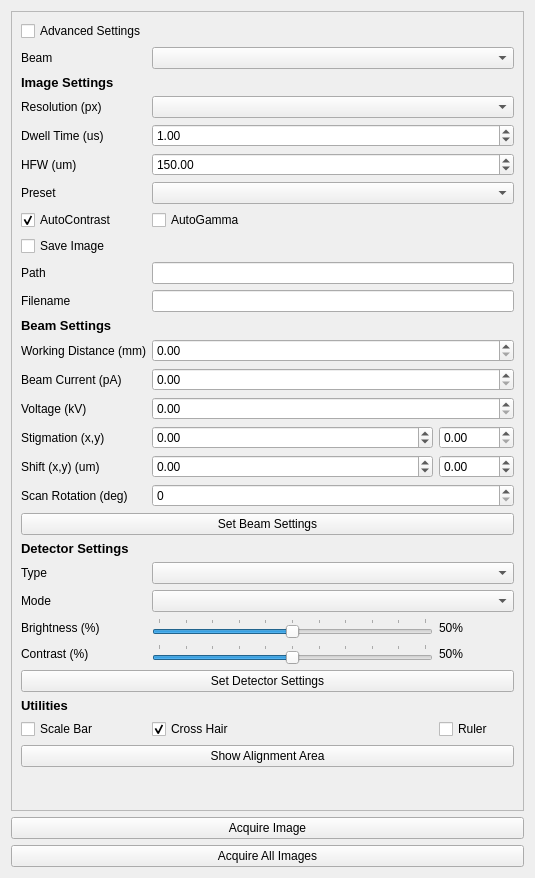
Above: fibsem/ui/qtdesigner_files/ImageSettingsWidget.ui from DeMarcoLab/fibsem before the change. Below: the same form after it.
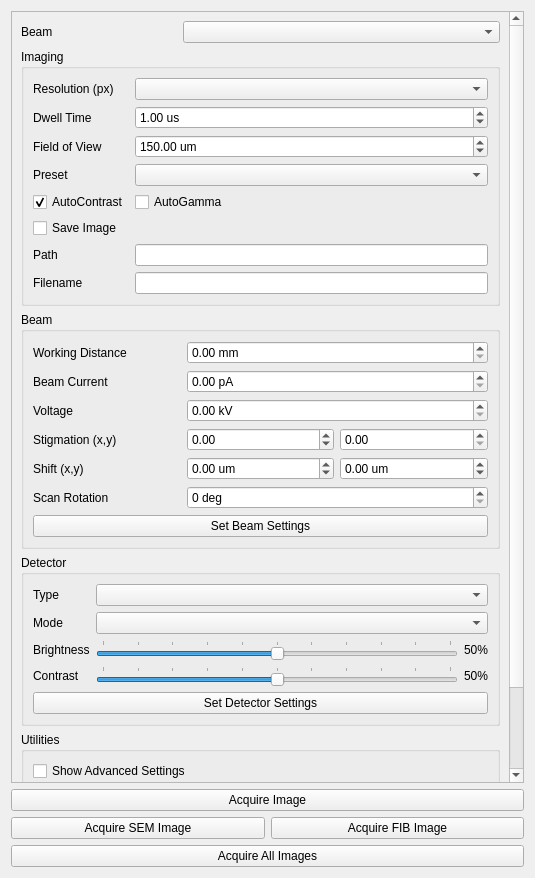
That is the form after the change.

Commit message: [refactor] split acquisition button

```diff
--- a/fibsem/ui/qtdesigner_files/ImageSettingsWidget.ui
+++ b/fibsem/ui/qtdesigner_files/ImageSettingsWidget.ui
@@ -14,7 +14,7 @@
    <string>Form</string>
   </property>
   <layout class="QGridLayout" name="gridLayout">
-   <item row="30" column="0" colspan="2">
+   <item row="31" column="0" colspan="2">
     <widget class="QPushButton" name="pushButton_take_all_images">
      <property name="text">
       <string>Acquire All Images</string>
@@ -38,21 +38,20 @@
         <x>0</x>
         <y>0</y>
         <width>501</width>
-        <height>841</height>
+        <height>951</height>
        </rect>
       </property>
       <layout class="QGridLayout" name="gridLayout_2">
-       <item row="6" column="1" colspan="2">
-        <widget class="QComboBox" name="comboBox_presets"/>
+       <item row="1" column="1" colspan="2">
+        <widget class="QComboBox" name="selected_beam"/>
        </item>
-       <item row="34" column="1" colspan="2">
-        <widget class="QLabel" name="ion_ruler_label">
-         <property name="text">
-          <string/>
+       <item row="33" column="0" colspan="3">
+        <widget class="QGroupBox" name="groupBox_utilities">
+         <property name="title">
+          <string>Utilities</string>
          </property>
-        </widget>
-       </item>
-       <item row="35" column="1">
+         <layout class="QGridLayout" name="gridLayout_6">
+          <item row="1" column="1">
         <widget class="QCheckBox" name="crosshair_checkbox">
          <property name="text">
           <string>Cross Hair</string>
@@ -62,73 +61,164 @@
          </property>
         </widget>
        </item>
-       <item row="30" column="1">
-        <widget class="QSlider" name="detector_brightness_slider">
+          <item row="1" column="2">
+           <widget class="QCheckBox" name="ion_ruler_checkBox">
+            <property name="text">
+             <string>Ruler </string>
+            </property>
+           </widget>
+          </item>
+          <item row="1" column="0">
+           <widget class="QCheckBox" name="scalebar_checkbox">
+            <property name="text">
+             <string>Scale Bar</string>
+            </property>
+           </widget>
+          </item>
+          <item row="2" column="0" colspan="3">
+           <widget class="QLabel" name="ion_ruler_label">
+            <property name="text">
+             <string/>
+            </property>
+           </widget>
+          </item>
+          <item row="3" column="0" colspan="3">
+           <widget class="QPushButton" name="pushButton_show_alignment_area">
+            <property name="text">
+             <string>Show Alignment Area</string>
+            </property>
+           </widget>
+          </item>
+          <item row="0" column="0" colspan="2">
+           <widget class="QCheckBox" name="checkBox_advanced_settings">
+            <property name="text">
+             <string>Show Advanced Settings</string>
+            </property>
+           </widget>
+          </item>
+         </layout>
+        </widget>
+       </item>
+       <item row="2" column="0" colspan="3">
+        <widget class="QGroupBox" name="groupBox_imaging">
+         <property name="title">
+          <string>Imaging</string>
+         </property>
+         <layout class="QGridLayout" name="gridLayout_3">
+          <item row="0" column="1">
+           <widget class="QComboBox" name="comboBox_image_resolution"/>
+          </item>
+          <item row="1" column="1">
+           <widget class="QDoubleSpinBox" name="doubleSpinBox_image_dwell_time">
+            <property name="suffix">
+             <string> us</string>
+            </property>
          <property name="maximum">
-          <number>100</number>
-         </property>
-         <property name="sliderPosition">
-          <number>50</number>
-         </property>
-         <property name="orientation">
-          <enum>Qt::Horizontal</enum>
-         </property>
-         <property name="invertedAppearance">
-          <bool>false</bool>
-         </property>
-         <property name="tickPosition">
-          <enum>QSlider::TicksAbove</enum>
-         </property>
-         <property name="tickInterval">
-          <number>10</number>
+             <double>10000000000000.000000000000000</double>
+            </property>
+            <property name="singleStep">
+             <double>0.010000000000000</double>
+            </property>
+            <property name="value">
+             <double>1.000000000000000</double>
          </property>
         </widget>
        </item>
-       <item row="12" column="1" colspan="2">
-        <widget class="QLineEdit" name="lineEdit_image_label"/>
-       </item>
-       <item row="5" column="1" colspan="2">
+          <item row="2" column="1">
         <widget class="QDoubleSpinBox" name="doubleSpinBox_image_hfw">
+            <property name="suffix">
+             <string> um</string>
+            </property>
          <property name="maximum">
           <double>100000000.000000000000000</double>
          </property>
          <property name="singleStep">
-          <double>0.100000000000000</double>
+             <double>1.000000000000000</double>
          </property>
          <property name="value">
           <double>150.000000000000000</double>
          </property>
         </widget>
        </item>
-       <item row="26" column="0" colspan="3">
-        <widget class="QPushButton" name="button_set_beam_settings">
+          <item row="3" column="0">
+           <widget class="QLabel" name="label_presets">
          <property name="text">
-          <string>Set Beam Settings</string>
+             <string>Preset</string>
          </property>
         </widget>
        </item>
-       <item row="25" column="1" colspan="2">
-        <widget class="QSpinBox" name="spinBox_beam_scan_rotation">
-         <property name="maximum">
-          <number>360</number>
-         </property>
-        </widget>
-       </item>
-       <item row="7" column="1">
+          <item row="4" column="1">
         <widget class="QCheckBox" name="checkBox_image_use_autogamma">
          <property name="text">
           <string>AutoGamma</string>
          </property>
         </widget>
        </item>
+          <item row="2" column="0">
+           <widget class="QLabel" name="label_image_hfw">
+            <property name="text">
+             <string>Field of View</string>
+            </property>
+           </widget>
+          </item>
+          <item row="4" column="0">
+           <widget class="QCheckBox" name="checkBox_image_use_autocontrast">
+            <property name="text">
+             <string>AutoContrast</string>
+            </property>
+            <property name="checked">
+             <bool>true</bool>
+            </property>
+           </widget>
+          </item>
+          <item row="6" column="0">
+           <widget class="QLabel" name="label_image_save_path">
+            <property name="text">
+             <string>Path</string>
+            </property>
+           </widget>
+          </item>
+          <item row="3" column="1">
+           <widget class="QComboBox" name="comboBox_presets"/>
+          </item>
+          <item row="0" column="0">
+           <widget class="QLabel" name="label_image_resolution">
+            <property name="text">
+             <string>Resolution (px)</string>
+            </property>
+           </widget>
+          </item>
        <item row="1" column="0">
-        <widget class="QLabel" name="label_beam_type">
+           <widget class="QLabel" name="label_image_dwell_time">
          <property name="text">
-          <string>Beam</string>
+             <string>Dwell Time</string>
          </property>
         </widget>
        </item>
-       <item row="37" column="0" colspan="2">
+          <item row="6" column="1">
+           <widget class="QLineEdit" name="lineEdit_image_path"/>
+          </item>
+          <item row="7" column="0">
+           <widget class="QLabel" name="label_image_label">
+            <property name="text">
+             <string>Filename</string>
+            </property>
+           </widget>
+          </item>
+          <item row="7" column="1">
+           <widget class="QLineEdit" name="lineEdit_image_label"/>
+          </item>
+          <item row="5" column="0" colspan="2">
+           <widget class="QCheckBox" name="checkBox_image_save_image">
+            <property name="text">
+             <string>Save Image</string>
+            </property>
+           </widget>
+          </item>
+         </layout>
+        </widget>
+       </item>
+       <item row="36" column="0" colspan="2">
         <spacer name="verticalSpacer">
          <property name="orientation">
           <enum>Qt::Vertical</enum>
@@ -141,344 +231,273 @@
          </property>
         </spacer>
        </item>
-       <item row="4" column="0">
-        <widget class="QLabel" name="label_image_dwell_time">
+       <item row="1" column="0">
+        <widget class="QLabel" name="label_beam_type">
          <property name="text">
-          <string>Dwell Time (us)</string>
+          <string>Beam</string>
          </property>
         </widget>
        </item>
-       <item row="19" column="0" colspan="3">
-        <widget class="QLabel" name="label_beam_header">
-         <property name="font">
-          <font>
-           <pointsize>10</pointsize>
-           <weight>75</weight>
-           <bold>true</bold>
-          </font>
+       <item row="4" column="0" colspan="3">
+        <widget class="QGroupBox" name="groupBox_detector">
+         <property name="title">
+          <string>Detector</string>
          </property>
-         <property name="text">
-          <string>Beam Settings</string>
-         </property>
-        </widget>
-       </item>
-       <item row="34" column="0">
-        <widget class="QLabel" name="label_utils_header">
-         <property name="font">
-          <font>
-           <pointsize>10</pointsize>
-           <weight>75</weight>
-           <bold>true</bold>
-          </font>
-         </property>
-         <property name="text">
-          <string>Utilities</string>
-         </property>
-        </widget>
-       </item>
-       <item row="5" column="0">
-        <widget class="QLabel" name="label_image_hfw">
-         <property name="text">
-          <string>HFW (um)</string>
-         </property>
-        </widget>
-       </item>
-       <item row="30" column="2">
-        <widget class="QLabel" name="detector_brightness_label">
+         <layout class="QGridLayout" name="gridLayout_5">
+          <item row="3" column="2">
+           <widget class="QLabel" name="detector_contrast_label">
          <property name="text">
           <string>50%</string>
          </property>
         </widget>
        </item>
-       <item row="29" column="1" colspan="2">
+          <item row="0" column="0">
+           <widget class="QLabel" name="label_detector_type">
+            <property name="text">
+             <string>Type</string>
+            </property>
+           </widget>
+          </item>
+          <item row="2" column="1">
+           <widget class="QSlider" name="detector_brightness_slider">
+            <property name="maximum">
+             <number>100</number>
+            </property>
+            <property name="sliderPosition">
+             <number>50</number>
+            </property>
+            <property name="orientation">
+             <enum>Qt::Horizontal</enum>
+            </property>
+            <property name="invertedAppearance">
+             <bool>false</bool>
+            </property>
+            <property name="tickPosition">
+             <enum>QSlider::TicksAbove</enum>
+            </property>
+            <property name="tickInterval">
+             <number>10</number>
+            </property>
+           </widget>
+          </item>
+          <item row="1" column="1" colspan="2">
         <widget class="QComboBox" name="detector_mode_combobox"/>
        </item>
-       <item row="2" column="0" colspan="3">
-        <widget class="QLabel" name="label_title">
-         <property name="font">
-          <font>
-           <pointsize>10</pointsize>
-           <weight>75</weight>
-           <bold>true</bold>
-          </font>
-         </property>
+          <item row="2" column="2">
+           <widget class="QLabel" name="detector_brightness_label">
+            <property name="text">
+             <string>50%</string>
+            </property>
+           </widget>
+          </item>
+          <item row="0" column="1" colspan="2">
+           <widget class="QComboBox" name="detector_type_combobox"/>
+          </item>
+          <item row="2" column="0">
+           <widget class="QLabel" name="label_detector_brightness">
          <property name="text">
-          <string>Image Settings</string>
+             <string>Brightness</string>
          </property>
         </widget>
        </item>
-       <item row="4" column="1" colspan="2">
-        <widget class="QDoubleSpinBox" name="doubleSpinBox_image_dwell_time">
+          <item row="3" column="1">
+           <widget class="QSlider" name="detector_contrast_slider">
          <property name="maximum">
-          <double>10000000000000.000000000000000</double>
-         </property>
-         <property name="singleStep">
-          <double>0.010000000000000</double>
-         </property>
-         <property name="value">
-          <double>1.000000000000000</double>
-         </property>
-        </widget>
-       </item>
-       <item row="11" column="1" colspan="2">
-        <widget class="QLineEdit" name="lineEdit_image_path"/>
-       </item>
-       <item row="25" column="0">
-        <widget class="QLabel" name="label_beam_scan_rotation">
+             <number>100</number>
+            </property>
+            <property name="sliderPosition">
+             <number>50</number>
+            </property>
+            <property name="orientation">
+             <enum>Qt::Horizontal</enum>
+            </property>
+            <property name="tickPosition">
+             <enum>QSlider::TicksAbove</enum>
+            </property>
+            <property name="tickInterval">
+             <number>10</number>
+            </property>
+           </widget>
+          </item>
+          <item row="3" column="0">
+           <widget class="QLabel" name="label_detector_contrast">
          <property name="text">
-          <string>Scan Rotation (deg)</string>
+             <string>Contrast</string>
          </property>
         </widget>
        </item>
-       <item row="24" column="1">
-        <widget class="QDoubleSpinBox" name="shift_x">
-         <property name="minimum">
-          <double>-1000.000000000000000</double>
-         </property>
-         <property name="maximum">
-          <double>1000.000000000000000</double>
-         </property>
-        </widget>
-       </item>
-       <item row="29" column="0">
+          <item row="1" column="0">
         <widget class="QLabel" name="label_detector_mode">
          <property name="text">
           <string>Mode</string>
          </property>
         </widget>
        </item>
-       <item row="28" column="0">
-        <widget class="QLabel" name="label_detector_type">
+          <item row="4" column="0" colspan="3">
+           <widget class="QPushButton" name="set_detector_button">
          <property name="text">
-          <string>Type</string>
+             <string>Set Detector Settings</string>
          </property>
         </widget>
        </item>
-       <item row="24" column="0">
-        <widget class="QLabel" name="label_shift">
-         <property name="text">
-          <string>Shift (x,y) (um)</string>
-         </property>
+         </layout>
         </widget>
        </item>
-       <item row="23" column="2">
+       <item row="3" column="0" colspan="3">
+        <widget class="QGroupBox" name="groupBox_beam">
+         <property name="title">
+          <string>Beam</string>
+         </property>
+         <layout class="QGridLayout" name="gridLayout_4">
+          <item row="3" column="2">
         <widget class="QDoubleSpinBox" name="stigmation_y">
          <property name="maximum">
           <double>1000.000000000000000</double>
          </property>
-        </widget>
-       </item>
-       <item row="12" column="0">
-        <widget class="QLabel" name="label_image_label">
-         <property name="text">
-          <string>Filename</string>
+            <property name="singleStep">
+             <double>0.010000000000000</double>
          </property>
         </widget>
        </item>
-       <item row="20" column="1" colspan="2">
-        <widget class="QDoubleSpinBox" name="working_distance">
+          <item row="5" column="1" colspan="2">
+           <widget class="QSpinBox" name="spinBox_beam_scan_rotation">
+            <property name="suffix">
+             <string> deg</string>
+            </property>
          <property name="maximum">
-          <double>1000.000000000000000</double>
+             <number>360</number>
          </property>
         </widget>
        </item>
-       <item row="31" column="2">
-        <widget class="QLabel" name="detector_contrast_label">
-         <property name="text">
-          <string>50%</string>
-         </property>
-        </widget>
-       </item>
-       <item row="31" column="0">
-        <widget class="QLabel" name="label_detector_contrast">
-         <property name="text">
-          <string>Contrast (%)</string>
-         </property>
-        </widget>
-       </item>
-       <item row="35" column="0">
-        <widget class="QCheckBox" name="scalebar_checkbox">
-         <property name="text">
-          <string>Scale Bar</string>
-         </property>
-        </widget>
-       </item>
-       <item row="21" column="0">
-        <widget class="QLabel" name="label_beam_current">
-         <property name="text">
-          <string>Beam Current (pA)</string>
-         </property>
-        </widget>
-       </item>
-       <item row="7" column="0">
-        <widget class="QCheckBox" name="checkBox_image_use_autocontrast">
-         <property name="text">
-          <string>AutoContrast</string>
-         </property>
-         <property name="checked">
-          <bool>true</bool>
-         </property>
-        </widget>
-       </item>
-       <item row="24" column="2">
-        <widget class="QDoubleSpinBox" name="shift_y">
+          <item row="3" column="1">
+           <widget class="QDoubleSpinBox" name="stigmation_x">
          <property name="minimum">
           <double>-1000.000000000000000</double>
          </property>
          <property name="maximum">
           <double>1000.000000000000000</double>
          </property>
-        </widget>
-       </item>
-       <item row="23" column="0">
-        <widget class="QLabel" name="label_stigmation">
-         <property name="text">
-          <string>Stigmation (x,y)</string>
+            <property name="singleStep">
+             <double>0.010000000000000</double>
          </property>
         </widget>
        </item>
-       <item row="22" column="0">
+          <item row="2" column="0">
         <widget class="QLabel" name="label_beam_voltage">
          <property name="text">
-          <string>Voltage (kV)</string>
+             <string>Voltage</string>
          </property>
         </widget>
        </item>
-       <item row="20" column="0">
+          <item row="0" column="0">
         <widget class="QLabel" name="label_beam_working_distance">
          <property name="text">
-          <string>Working Distance (mm)</string>
+             <string>Working Distance</string>
          </property>
         </widget>
        </item>
-       <item row="31" column="1">
-        <widget class="QSlider" name="detector_contrast_slider">
+          <item row="0" column="1" colspan="2">
+           <widget class="QDoubleSpinBox" name="working_distance">
+            <property name="suffix">
+             <string> mm</string>
+            </property>
          <property name="maximum">
-          <number>100</number>
-         </property>
-         <property name="sliderPosition">
-          <number>50</number>
-         </property>
-         <property name="orientation">
-          <enum>Qt::Horizontal</enum>
-         </property>
-         <property name="tickPosition">
-          <enum>QSlider::TicksAbove</enum>
-         </property>
-         <property name="tickInterval">
-          <number>10</number>
-         </property>
-        </widget>
-       </item>
-       <item row="27" column="0" colspan="3">
-        <widget class="QLabel" name="label_detector_header">
-         <property name="font">
-          <font>
-           <pointsize>10</pointsize>
-           <weight>75</weight>
-           <bold>true</bold>
-          </font>
-         </property>
-         <property name="text">
-          <string>Detector Settings</string>
-         </property>
-        </widget>
-       </item>
-       <item row="35" column="2">
-        <widget class="QCheckBox" name="ion_ruler_checkBox">
-         <property name="text">
-          <string>Ruler </string>
-         </property>
-        </widget>
-       </item>
-       <item row="32" column="0" colspan="3">
-        <widget class="QPushButton" name="set_detector_button">
-         <property name="text">
-          <string>Set Detector Settings</string>
-         </property>
-        </widget>
-       </item>
-       <item row="1" column="1" colspan="2">
-        <widget class="QComboBox" name="selected_beam"/>
-       </item>
-       <item row="11" column="0">
-        <widget class="QLabel" name="label_image_save_path">
-         <property name="text">
-          <string>Path</string>
-         </property>
-        </widget>
-       </item>
-       <item row="28" column="1" colspan="2">
-        <widget class="QComboBox" name="detector_type_combobox"/>
-       </item>
-       <item row="3" column="0">
-        <widget class="QLabel" name="label_image_resolution">
-         <property name="text">
-          <string>Resolution (px)</string>
-         </property>
-        </widget>
-       </item>
-       <item row="22" column="1" colspan="2">
+             <double>1000.000000000000000</double>
+            </property>
+            <property name="singleStep">
+             <double>0.010000000000000</double>
+            </property>
+           </widget>
+          </item>
+          <item row="2" column="1" colspan="2">
         <widget class="QDoubleSpinBox" name="beam_voltage">
+            <property name="suffix">
+             <string> kV</string>
+            </property>
          <property name="maximum">
           <double>100000.000000000000000</double>
          </property>
         </widget>
        </item>
-       <item row="6" column="0">
-        <widget class="QLabel" name="label_presets">
+          <item row="4" column="2">
+           <widget class="QDoubleSpinBox" name="shift_y">
+            <property name="suffix">
+             <string> um</string>
+            </property>
+            <property name="minimum">
+             <double>-1000.000000000000000</double>
+            </property>
+            <property name="maximum">
+             <double>1000.000000000000000</double>
+            </property>
+            <property name="singleStep">
+             <double>0.010000000000000</double>
+            </property>
+           </widget>
+          </item>
+          <item row="5" column="0">
+           <widget class="QLabel" name="label_beam_scan_rotation">
          <property name="text">
-          <string>Preset</string>
+             <string>Scan Rotation</string>
          </property>
         </widget>
        </item>
-       <item row="9" column="0" colspan="3">
-        <widget class="QCheckBox" name="checkBox_image_save_image">
+          <item row="1" column="0">
+           <widget class="QLabel" name="label_beam_current">
          <property name="text">
-          <string>Save Image</string>
+             <string>Beam Current</string>
          </property>
         </widget>
        </item>
-       <item row="21" column="1" colspan="2">
+          <item row="4" column="0">
+           <widget class="QLabel" name="label_shift">
+            <property name="text">
+             <string>Shift (x,y)</string>
+            </property>
+           </widget>
+          </item>
+          <item row="4" column="1">
+           <widget class="QDoubleSpinBox" name="shift_x">
+            <property name="suffix">
+             <string> um</string>
+            </property>
+            <property name="minimum">
+             <double>-1000.000000000000000</double>
+            </property>
+            <property name="maximum">
+             <double>1000.000000000000000</double>
+            </property>
+            <property name="singleStep">
+             <double>0.010000000000000</double>
+            </property>
+           </widget>
+          </item>
+          <item row="1" column="1" colspan="2">
         <widget class="QDoubleSpinBox" name="beam_current">
-         <property name="maximum">
-          <double>1000.000000000000000</double>
-         </property>
-        </widget>
-       </item>
-       <item row="0" column="0" colspan="2">
-        <widget class="QCheckBox" name="checkBox_advanced_settings">
-         <property name="text">
-          <string>Advanced Settings</string>
-         </property>
-        </widget>
-       </item>
-       <item row="23" column="1">
-        <widget class="QDoubleSpinBox" name="stigmation_x">
-         <property name="minimum">
-          <double>-1000.000000000000000</double>
-         </property>
+            <property name="suffix">
+             <string> pA</string>
+            </property>
          <property name="maximum">
           <double>1000.000000000000000</double>
          </property>
         </widget>
        </item>
-       <item row="30" column="0">
-        <widget class="QLabel" name="label_detector_brightness">
+          <item row="3" column="0">
+           <widget class="QLabel" name="label_stigmation">
          <property name="text">
-          <string>Brightness (%)</string>
+             <string>Stigmation (x,y)</string>
          </property>
         </widget>
        </item>
-       <item row="36" column="0" colspan="3">
-        <widget class="QPushButton" name="pushButton_show_alignment_area">
+          <item row="6" column="0" colspan="3">
+           <widget class="QPushButton" name="button_set_beam_settings">
          <property name="text">
-          <string>Show Alignment Area</string>
+             <string>Set Beam Settings</string>
          </property>
         </widget>
        </item>
-       <item row="3" column="1" colspan="2">
-        <widget class="QComboBox" name="comboBox_image_resolution"/>
+         </layout>
+        </widget>
        </item>
       </layout>
      </widget>
@@ -491,6 +510,20 @@
      </property>
     </widget>
    </item>
+   <item row="30" column="0">
+    <widget class="QPushButton" name="pushButton_acquire_sem_image">
+     <property name="text">
+      <string>Acquire SEM Image</string>
+     </property>
+    </widget>
+   </item>
+   <item row="30" column="1">
+    <widget class="QPushButton" name="pushButton_acquire_fib_image">
+     <property name="text">
+      <string>Acquire FIB Image</string>
+     </property>
+    </widget>
+   </item>
   </layout>
  </widget>
  <tabstops>
```
Lines whose indentation alone changed are shown as unchanged. The commit also changes 4 other files.
